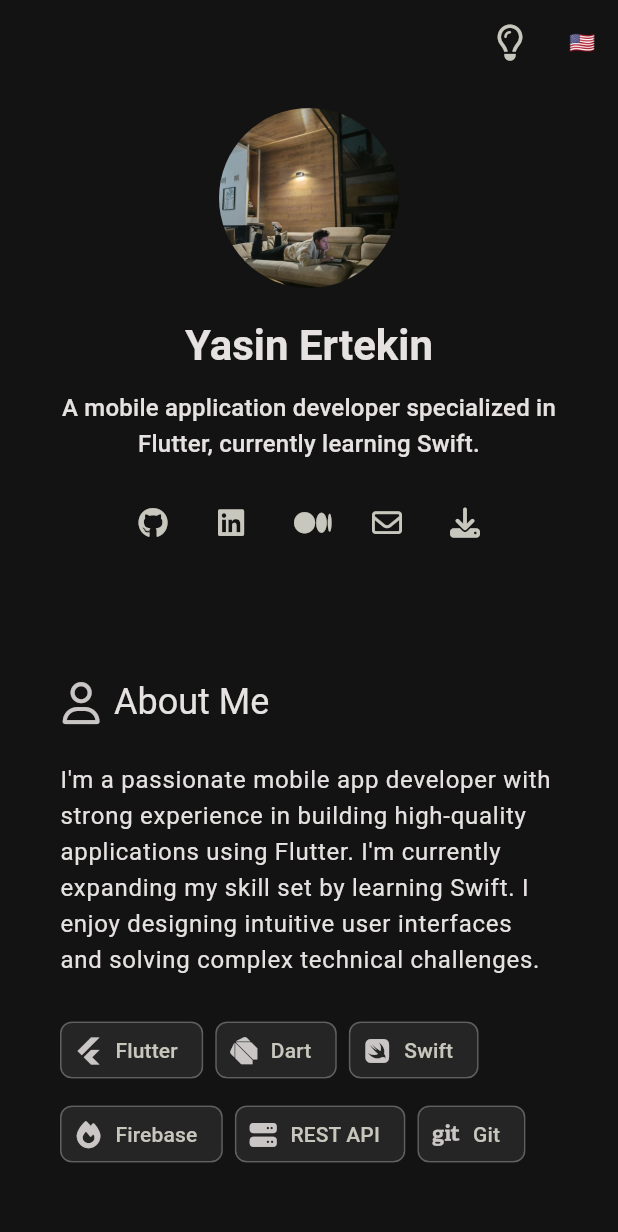
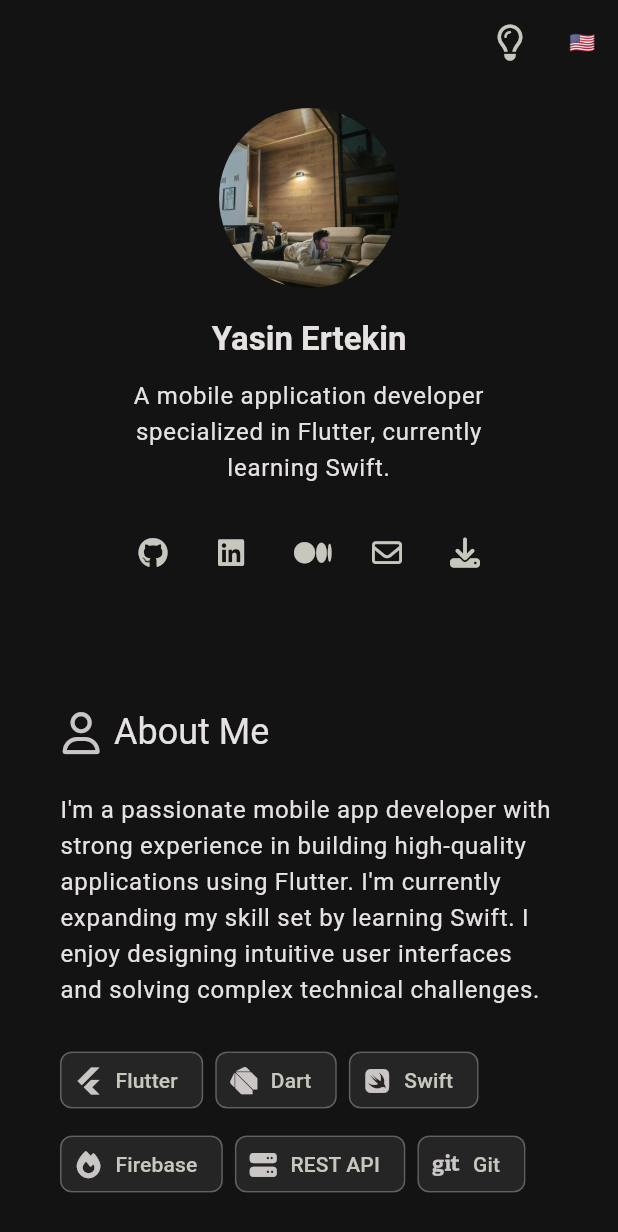
Before and after one commit to yasinertekin/yasin-ertekin, a Flutter app: the screen it shows after launch, on a phone screen of 412 x 824 dp. Shown: the top 1232 px of the screen. Run offline on Flutter 3.47's test engine with Material 3 defaults, Android fonts, the phone set to English and light mode, and no system bars; our stand-ins replace font_awesome_flutter, responsive_framework; missing offline and left inert: universal_html.

Commit message:
fix: Improve mobile text wrapping and social links layout

```diff
--- a/lib/core/widgets/header.dart
+++ b/lib/core/widgets/header.dart
@@ -18,7 +18,7 @@ final class Header extends StatelessWidget {
     return Padding(
       padding: EdgeInsets.symmetric(
         vertical: isDesktop ? 24 : 16,
-        horizontal: isDesktop ? 0 : 8,
+        horizontal: isDesktop ? 0 : 16,
       ),
       child: ResponsiveRowColumn(
         rowMainAxisAlignment: MainAxisAlignment.center,
@@ -43,24 +43,36 @@ final class Header extends StatelessWidget {
                       : CrossAxisAlignment.center,
               spacing: isDesktop ? 16 : 12,
               children: [
-                Text(
+                Container(
+                  constraints: BoxConstraints(
+                    maxWidth: isDesktop ? double.infinity : 280,
+                  ),
+                  child: Text(
                     localizations.name,
                     style: (isDesktop
                             ? context.textTheme.displaySmall
-                          : context.textTheme.headlineMedium)
+                            : context.textTheme.titleLarge)
                         ?.copyWith(fontWeight: FontWeight.bold),
                     textAlign: isDesktop ? TextAlign.start : TextAlign.center,
+                    softWrap: true,
                   ),
-                Text(
+                ),
+                Container(
+                  constraints: BoxConstraints(
+                    maxWidth: isDesktop ? double.infinity : 280,
+                  ),
+                  child: Text(
                     localizations.about,
                     style:
                         isDesktop
                             ? context.textTheme.titleLarge
-                          : context.textTheme.titleMedium,
+                            : context.textTheme.bodyLarge,
                     textAlign: isDesktop ? TextAlign.start : TextAlign.center,
+                    softWrap: true,
+                  ),
                 ),
                 Padding(
-                  padding: EdgeInsets.only(top: isDesktop ? 0 : 4),
+                  padding: EdgeInsets.only(top: isDesktop ? 0 : 8),
                   child: const _SocialLinks._(),
                 ),
               ],
@@ -80,15 +92,17 @@ final class _SocialLinks extends StatelessWidget {
   Widget build(BuildContext context) {
     final isDesktop = ResponsiveBreakpoints.of(context).largerThan(MOBILE);
 
-    return Row(
-      mainAxisAlignment:
-          isDesktop ? MainAxisAlignment.start : MainAxisAlignment.center,
+    return Container(
+      constraints: BoxConstraints(maxWidth: isDesktop ? double.infinity : 280),
+      child: Wrap(
+        alignment: isDesktop ? WrapAlignment.start : WrapAlignment.center,
+        spacing: isDesktop ? 8 : 4,
+        runSpacing: 8,
         children: List.generate(
-        growable: false,
           SocialLinksList.links.length,
-        (index) => Padding(
-          padding: EdgeInsets.symmetric(horizontal: isDesktop ? 4 : 2),
-          child: IconButton(
+          (index) => IconButton(
+            padding: EdgeInsets.zero,
+            constraints: const BoxConstraints(),
             iconSize: isDesktop ? 24 : 20,
             icon: Icon(SocialLinksList.links[index].icon),
             onPressed:
```
Lines whose indentation alone changed are shown as unchanged.
